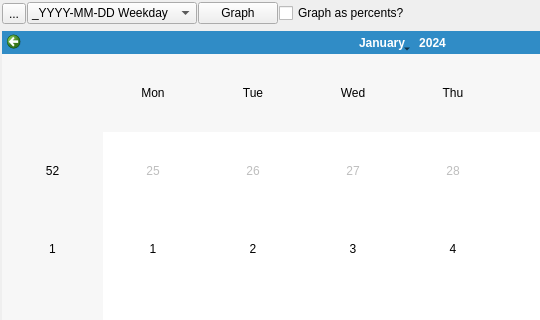
SageSight3/VRChatGroupAssistant, file gui/views/playercountstracker.ui: the form before one commit; both pictures show x 0 to 540 and y 0 to 320 of the 805 by 600 pixel window.
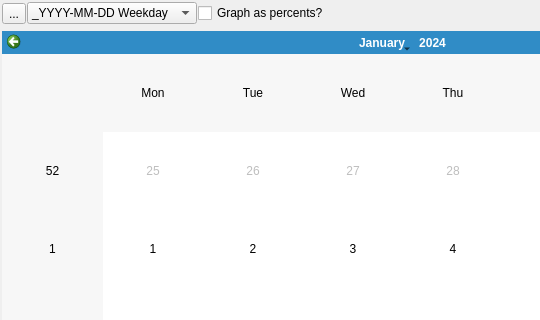
The form after the commit. Icons and pictures are not drawn.

Commit message: more GUI design for app, updated Tasks and Features

Patch:
```diff
--- a/gui/views/playercountstracker.ui
+++ b/gui/views/playercountstracker.ui
@@ -104,13 +104,6 @@
        </item>
       </widget>
      </item>
-     <item>
-      <widget class="QPushButton" name="graphButton">
-       <property name="text">
-        <string>Graph</string>
-       </property>
-      </widget>
-     </item>
      <item>
       <widget class="QCheckBox" name="graphPercentsCheckbox">
        <property name="text">
```
The commit also changes 3 other files.
